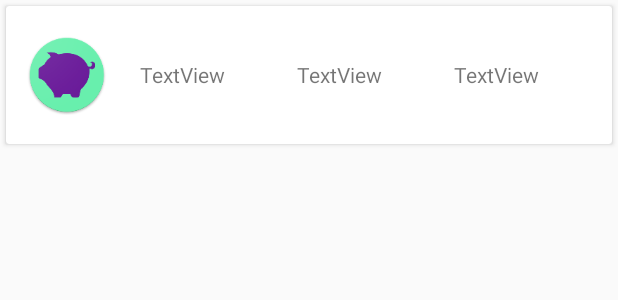
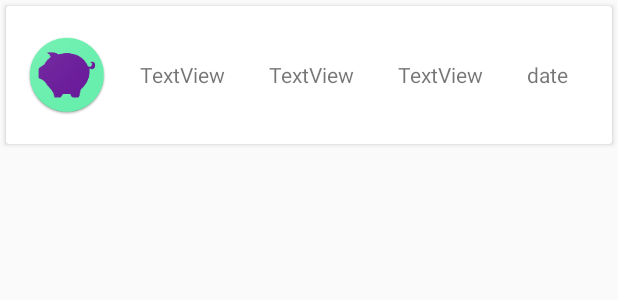
Before and after one commit to SuryaThiru/expensio-WINSEM18, an Android app: the layout day_expense.xml on its own in the app's theme, with its tools: preview values and no code run, on a phone screen of 412 x 824 dp. Shown: the top 300 px of the screen. Run offline under Robolectric (Android 15) with nearby library versions, the light colour scheme and no system bars.

Commit message:
add date in exxpense list

```diff
--- a/app/src/main/java/com/nas/android/expensio/MainAdapter.kt
+++ b/app/src/main/java/com/nas/android/expensio/MainAdapter.kt
@@ -8,6 +8,7 @@ import android.view.ViewGroup
 import io.realm.Realm
 import kotlinx.android.synthetic.main.day_expense.view.*
 import model.getExpenses
+import java.text.SimpleDateFormat
 import java.util.*
 
 
@@ -57,10 +58,13 @@ class MainAdapter: RecyclerView.Adapter<CustomViewHolder>(){
         val amt = amount.get(position)
         val res = reasons.get(position)
         val cat = category.get(position)
-        val date = category.get(position)
+        val date = date.get(position)
+        val dateFormat = SimpleDateFormat("dd/MM/yyyy")
+
         holder?.view?.amount?.text = amt
         holder?.view?.reason?.text = res
         holder?.view?.category?.text = cat
+        holder?.view?.expense_date?.text = dateFormat.format(date)
     }
 }
 
--- a/app/src/main/res/layout/day_expense.xml
+++ b/app/src/main/res/layout/day_expense.xml
@@ -54,6 +54,14 @@
                 android:text="TextView"
                 android:layout_gravity="center"/>
 
+            <TextView
+                android:id="@+id/expense_date"
+                android:layout_width="wrap_content"
+                android:layout_height="wrap_content"
+                android:layout_weight="1"
+                android:layout_gravity="center"
+                android:text="date"/>
+
 
         </LinearLayout>
 
```
